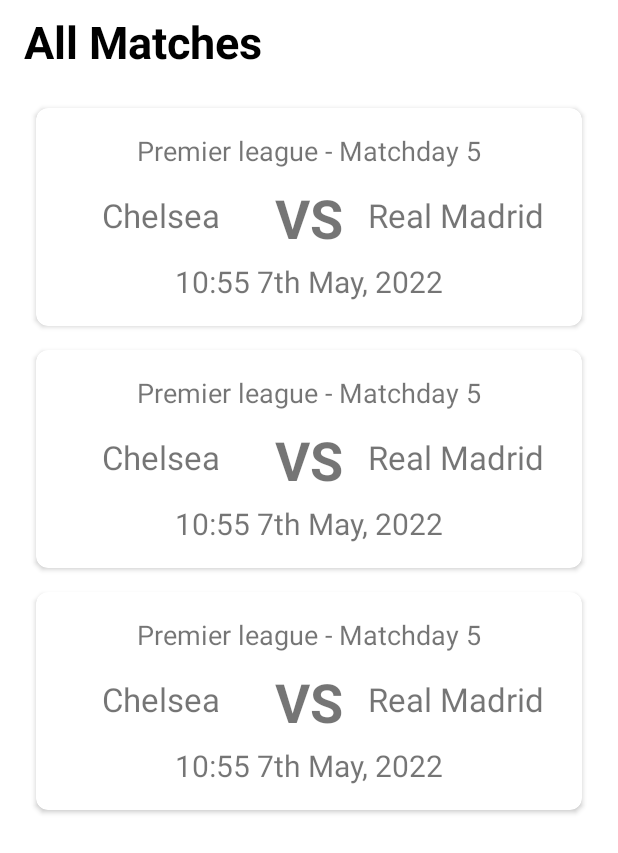
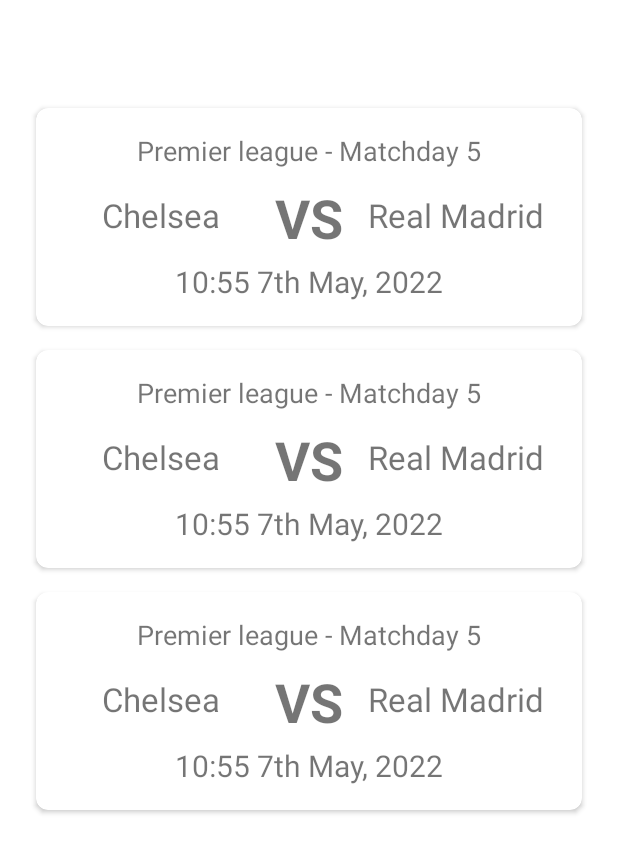
Before and after one commit to Victor-El/FixturesApp, an Android app: the layout fragment_all_fixtures.xml on its own in the app's theme, with its tools: preview values and no code run, on a phone screen of 412 x 824 dp. Shown: the top 853 px of the screen. Run offline under Robolectric (Android 15) with nearby library versions, the phone set to English and light mode, and no system bars.

Commit message:
show fixtures based on competitions

```diff
--- a/app/src/main/java/com/example/fixtures/presentation/adapters/CompetitionAdapter.kt
+++ b/app/src/main/java/com/example/fixtures/presentation/adapters/CompetitionAdapter.kt
@@ -10,12 +10,15 @@ import com.example.fixtures.Utils.loadUrl
 import com.example.fixtures.databinding.ItemLeagueLayoutBinding
 import com.example.fixtures.domain.models.Competition
 
-class CompetitionAdapter: ListAdapter<Competition, CompetitionAdapter.CompetitionViewHolder>(CompetitionDiffUtil) {
+class CompetitionAdapter(private val callback: (competitionId: Int) -> Unit): ListAdapter<Competition, CompetitionAdapter.CompetitionViewHolder>(CompetitionDiffUtil) {
 
     inner class CompetitionViewHolder(private val viewBinding: ItemLeagueLayoutBinding): RecyclerView.ViewHolder(viewBinding.root) {
 
         fun bind(competition: Competition) {
             viewBinding.let {
+                it.root.setOnClickListener {
+                    callback(competition.id)
+                }
                 it.competitionImage.loadUrl(competition.area.ensignUrl)
                 it.competitionName.text = competition.name
             }
--- a/app/src/main/java/com/example/fixtures/presentation/view/FixturesHomeFragment.kt
+++ b/app/src/main/java/com/example/fixtures/presentation/view/FixturesHomeFragment.kt
@@ -27,7 +27,9 @@ class FixturesHomeFragment: Fragment(R.layout.fragment_fixtures_home) {
         super.onViewCreated(view, savedInstanceState)
         viewBinding = FragmentFixturesHomeBinding.bind(view)
 
-        adapter = CompetitionAdapter()
+        adapter = CompetitionAdapter {
+            findNavController().navigate(FixturesHomeFragmentDirections.actionFixturesHomeFragmentToAllFixturesFragment(it))
+        }
         viewBinding?.leaguesRecyclerView?.adapter = adapter
 
         viewModel.getFixtures().observe(viewLifecycleOwner) { viewData ->
--- a/app/src/main/res/layout/fragment_all_fixtures.xml
+++ b/app/src/main/res/layout/fragment_all_fixtures.xml
@@ -12,20 +12,11 @@
         android:background="@color/white">
 
         <androidx.appcompat.widget.Toolbar
+            android:id="@+id/toolbar"
             android:layout_width="match_parent"
             android:layout_height="?android:attr/actionBarSize"
             android:background="@color/white"
-            android:elevation="0dp">
-
-            <TextView
-                android:layout_width="wrap_content"
-                android:layout_height="wrap_content"
-                android:text="All Matches"
-                android:textColor="@color/black"
-                android:textSize="30sp"
-                android:textStyle="bold" />
-
-        </androidx.appcompat.widget.Toolbar>
+            android:elevation="0dp"/>
     </com.google.android.material.appbar.AppBarLayout>
 
     <androidx.recyclerview.widget.RecyclerView
```
Also changed, not shown: app/src/main/java/com/example/fixtures/presentation/view/AllFixturesFragment.kt (+12 -0 lines), app/src/main/res/navigation/nav_graph.xml (+6 -1 lines).
